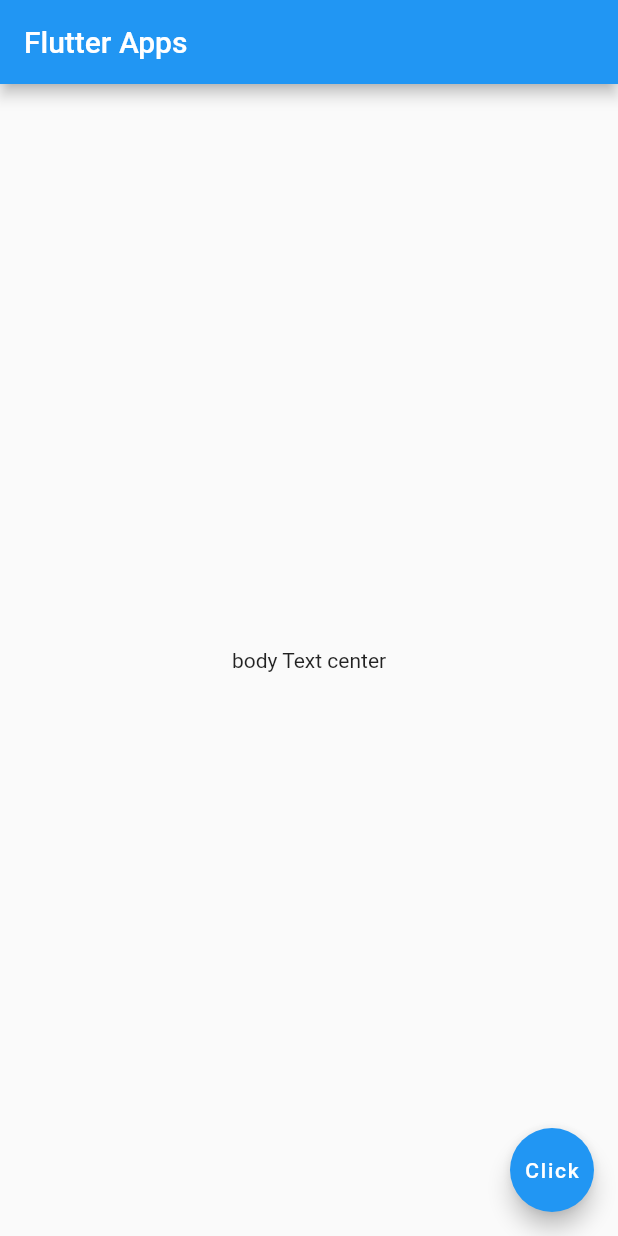
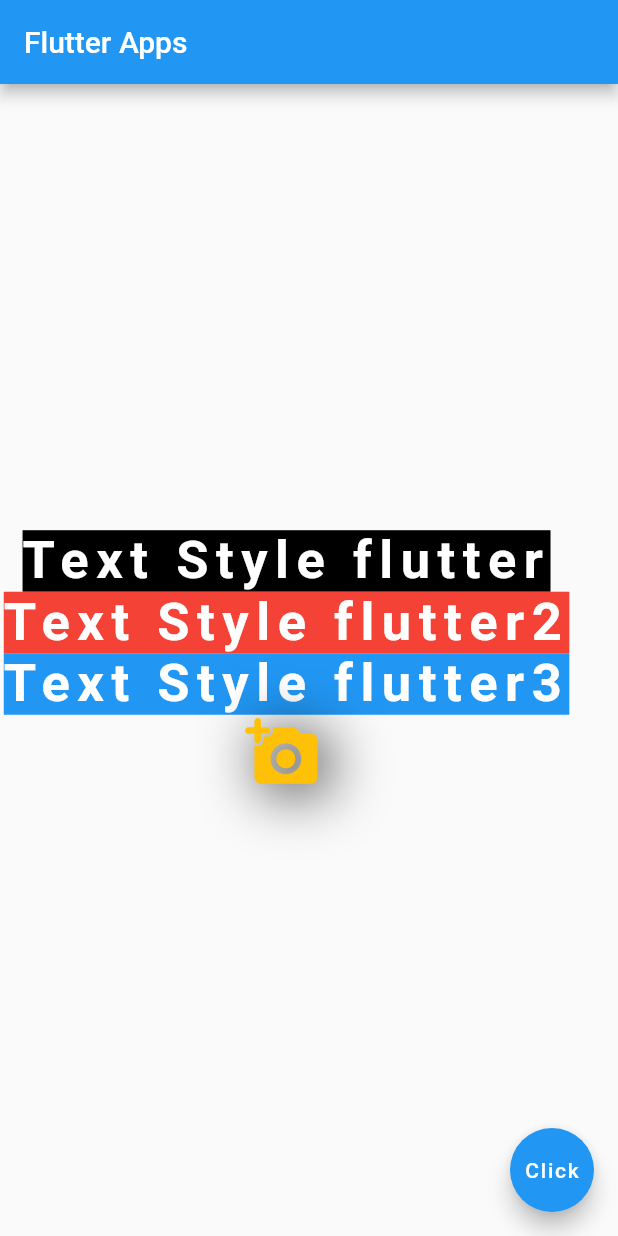
Before and after one commit to nayon-coders/flutter-catch-1, a Flutter app: the screen it shows after launch, after a tap on "Click", on a phone screen of 412 x 824 dp. Run offline on Flutter 3.47's test engine with Material 2 defaults, Android fonts, the phone set to English and light mode, and no system bars.

Commit message:
Column, Text, Text Style, Icon

```diff
--- a/lib/main.dart
+++ b/lib/main.dart
@@ -1,33 +1,111 @@
 import 'package:flutter/material.dart';
 
 void main(){
-  runApp(MaterialApp(
-    home: MyApp(),
-  ),
-  );
+  runApp(MyApp());
 }
 
 class MyApp extends StatelessWidget{
 
   @override
   Widget build(BuildContext context){
+    return MaterialApp(
+      home: HomeScreen(),
+    );
+
+  }
+
+}
+
+
+class HomeScreen extends StatefulWidget {
+  const HomeScreen({Key? key}) : super(key: key);
+
+  @override
+  State<HomeScreen> createState() => _HomeScreenState();
+}
+
+class _HomeScreenState extends State<HomeScreen> {
+
+  int num = 0;
+
+
+  @override
+  Widget build(BuildContext context) {
     return Scaffold(
 
         appBar: AppBar(
           title: Text("Flutter Apps"),
         ),
 
-          body: Center(
-            child: Text("body Text center"),
+        body: Column(
+          crossAxisAlignment: CrossAxisAlignment.center,
+          mainAxisAlignment: MainAxisAlignment.center,
+          children: [
+            Text(
+              "Text Style flutter",
+              style: TextStyle(
+                // fontFamily: ,
+                  color: Colors.white,
+                  fontSize: 35,
+                  fontWeight: FontWeight.bold,
+                  backgroundColor: Colors.black,
+                  letterSpacing: 5.0
+              ),
+            ),
+            Text(
+              "Text Style flutter2",
+              style: TextStyle(
+                // fontFamily: ,
+                  color: Colors.white,
+                  fontSize: 35,
+                  fontWeight: FontWeight.bold,
+                  backgroundColor: Colors.red,
+                  letterSpacing: 5.0
+              ),
+            ),
+            Text(
+              "Text Style flutter3",
+              style: TextStyle(
+                // fontFamily: ,
+                  color: Colors.white,
+                  fontSize: 35,
+                  fontWeight: FontWeight.bold,
+                  backgroundColor: Colors.blue,
+                  letterSpacing: 5.0
+              ),
             ),
 
+            Icon(
+              Icons.add_a_photo_rounded,
+              size: 50.0,
+              color: Colors.amber,
+              shadows: [
+                BoxShadow(
+                  color: Colors.black,
+                  blurRadius: 50.0,
+                  spreadRadius: 20.0,
+                  offset: Offset(6, 5)
+                )
+              ],
+            )
+
+          ],
+        ),
+
+
+
+
+
         floatingActionButton: FloatingActionButton(
-            onPressed: (){},
+          onPressed: (){
+            setState((){
+              num++;
+            });
+          },
           child: Text("Click"),
         )
 
 
     );
   }
-
 }
```
Lines whose indentation alone changed are shown as unchanged.
